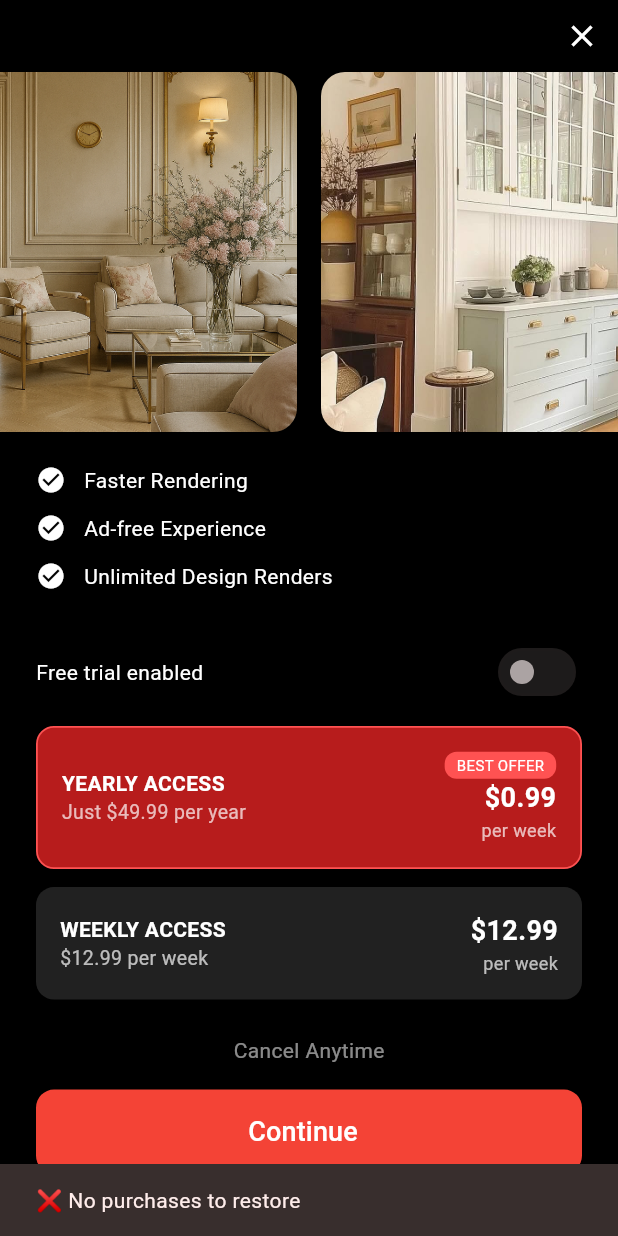
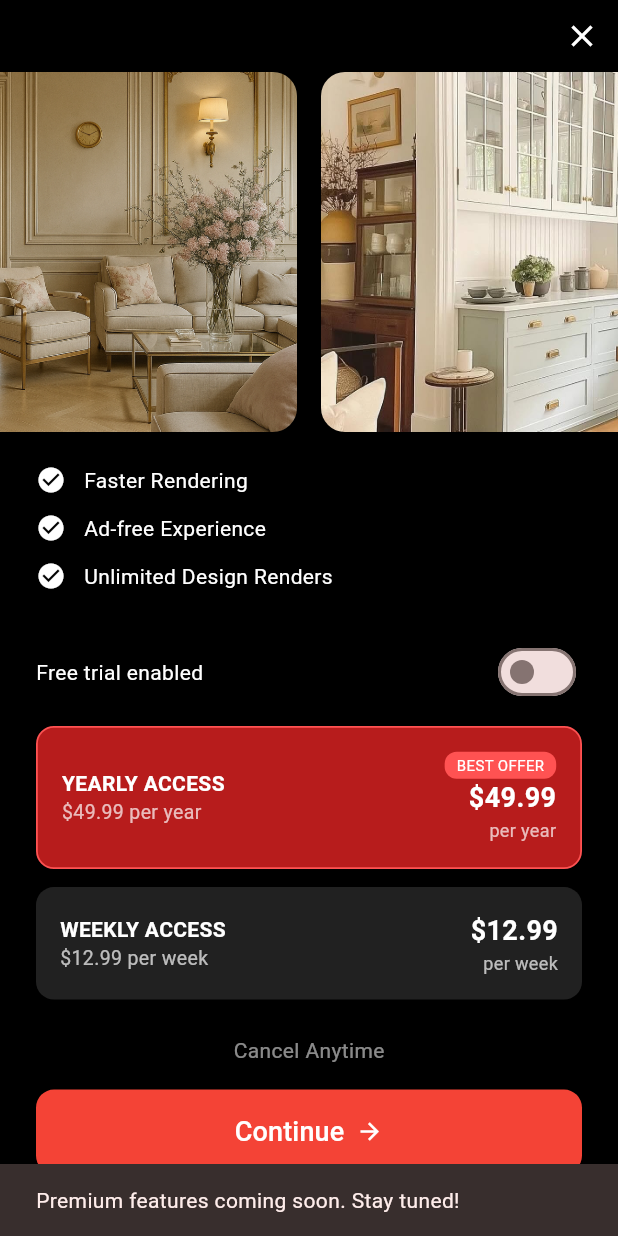
Before and after one commit to Kennnnnnyyyyyyyyy/iDesign-HomeGPT, a Flutter app: the PaywallPage screen opened by its route, after a tap on "Restore Purchases", on a phone screen of 412 x 824 dp. Run offline on Flutter 3.47's test engine with Material 3 defaults, Android fonts, the light colour scheme and no system bars; our stand-ins replace firebase_auth, firebase_core, flutter_colorpicker, flutter_dotenv, flutter_riverpod, flutter_secure_storage and 9 more; missing offline and left inert: image_painter, qonversion_flutter; accounts and stored records are empty; network calls fail.

Commit message:
Paywall made app store approval friendly

```diff
--- a/lib/features/paywall/view/paywall.dart
+++ b/lib/features/paywall/view/paywall.dart
@@ -12,6 +12,7 @@
 }
 
 class _PaywallPageState extends State<PaywallPage> {
+  List<QProduct> _availableProducts = [];
   final PageController _pageController = PageController(viewportFraction: 0.8);
   final List<String> images = [
     'assets/create/ro1.jpeg',
@@ -19,15 +20,13 @@
     'assets/create/ro3.jpeg',
   ];
 
-  static const yearlyWithTrial = 'yearly_3d_freetrial';
-  static const weeklyWithTrial = 'weekly_3d_freetrial';
-  static const weeklyWithoutTrial = 'weekly_nofreetrial';
-  static const entitlementID = 'premium_access_homegpt';
+  static const yearlyWithTrial = 'yearly_3day_trial';
+  static const weeklyWithoutTrial = 'weekly';
+  static const entitlementID = 'premium';
 
   late Timer _timer;
   int _currentPage = 0;
   bool _isTrialEnabled = true;
-  bool _isWeeklyTrialEligible = true;
   String _selectedPlan = 'yearly';
 
   @override
@@ -35,6 +34,12 @@
     super.initState();
     _checkTrialEligibility();
     _startCarousel();
+    _initializeOfferingsAndLog();
+  }
+
+  Future<void> _initializeOfferingsAndLog() async {
+    await _fetchOfferings();
+    await _debugPrintQonversionProducts();
   }
 
   void _startCarousel() {
@@ -54,18 +59,15 @@
     try {
       final qonversion = Qonversion.getSharedInstance();
       final eligibility = await qonversion.checkTrialIntroEligibility([
-        weeklyWithTrial,
+        yearlyWithTrial,
       ]);
 
-      final status = eligibility[weeklyWithTrial]?.status;
+      final status = eligibility[yearlyWithTrial]?.status;
       setState(() {
-        _isWeeklyTrialEligible = status == QEligibilityStatus.eligible;
-        if (!_isWeeklyTrialEligible) {
-          _isTrialEnabled = false; // Disable toggle state
-        }
+        _isTrialEnabled = status == QEligibilityStatus.eligible;
       });
     } catch (e) {
-      print("⚠️ Failed to check trial eligibility: $e");
+      debugPrint("⚠️ Failed to check trial eligibility: $e");
     }
   }
 
@@ -76,20 +78,56 @@
     super.dispose();
   }
 
+  Future<void> _fetchOfferings() async {
+    try {
+      final offerings = await Qonversion.getSharedInstance().offerings();
+      final mainOffering = offerings.main;
+
+      if (mainOffering != null && mainOffering.products.isNotEmpty) {
+        setState(() {
+          _availableProducts = mainOffering.products;
+        });
+
+        for (var product in mainOffering.products) {
+          print("🔹 Qonversion ID: ${product.qonversionId}");
+          print("🔹 Store ID: ${product.storeId}");
+          print("🔹 Price: ${product.prettyPrice}");
+          print("------");
+        }
+      } else {
+        print("⚠️ No products found in Main Offering.");
+      }
+    } catch (e) {
+      print("❌ Failed to fetch offerings: $e");
+    }
+  }
+
+  Future<void> _debugPrintQonversionProducts() async {
+    try {
+      final products = await Qonversion.getSharedInstance().products();
+      debugPrint("🛒 Available Qonversion products:");
+      products.forEach((key, product) {
+        debugPrint("🔑 key: $key");
+        debugPrint("↳ Qonversion ID: ${product.qonversionId}");
+        debugPrint("↳ Store ID: ${product.storeId}");
+      });
+    } catch (e) {
+      debugPrint("❌ Failed to fetch products: $e");
+    }
+  }
+
   Future<void> _handlePurchase() async {
-    String productId =
-        _selectedPlan == 'yearly'
-            ? yearlyWithTrial
-            : (_isTrialEnabled ? weeklyWithTrial : weeklyWithoutTrial);
+    final productId =
+        _selectedPlan == 'yearly' ? yearlyWithTrial : weeklyWithoutTrial;
 
     try {
-      final qonversion = Qonversion.getSharedInstance();
-      final products = await qonversion.products();
+      final products = await Qonversion.getSharedInstance().products();
       final product = products[productId];
       if (product == null) throw Exception("Product not found: $productId");
 
-      final purchaseModel = QPurchaseModel(product.qonversionId);
-      final entitlements = await qonversion.purchase(purchaseModel);
+      final entitlements = await Qonversion.getSharedInstance().purchase(
+        QPurchaseModel(product.qonversionId),
+      );
       final entitlement = entitlements[entitlementID];
 
       if (entitlement?.isActive ?? false) {
@@ -103,17 +141,16 @@
         );
       }
     } catch (e) {
-      print("❌ Purchase failed: $e");
-      ScaffoldMessenger.of(
-        context,
-      ).showSnackBar(SnackBar(content: Text('❌ Purchase failed: $e')));
+      debugPrint("❌ Purchase failed: $e");
+      ScaffoldMessenger.of(context).showSnackBar(
+        SnackBar(content: Text('Premium features coming soon. Stay tuned!')),
+      );
     }
   }
 
   Future<void> _handleRestore() async {
     try {
-      final qonversion = Qonversion.getSharedInstance();
-      final entitlements = await qonversion.restore();
+      final entitlements = await Qonversion.getSharedInstance().restore();
       final entitlement = entitlements[entitlementID];
 
       if (entitlement?.isActive ?? false) {
@@ -123,11 +160,13 @@
         context.goNamed(RouterConstants.home);
       } else {
         ScaffoldMessenger.of(context).showSnackBar(
-          const SnackBar(content: Text('❌ No purchases to restore')),
+          const SnackBar(
+            content: Text('Premium features coming soon. Stay tuned!'),
+          ),
         );
       }
     } catch (e) {
-      print("❌ Restore failed: $e");
+      debugPrint("❌ Restore failed: $e");
       ScaffoldMessenger.of(
         context,
       ).showSnackBar(SnackBar(content: Text('❌ Restore failed: $e')));
@@ -135,8 +174,7 @@
   }
 
   @override
-  Widget build(BuildContext context) {
-    return Scaffold(
+  Widget build(BuildContext context) => Scaffold(
     backgroundColor: Colors.black,
     body: SafeArea(
       child: SingleChildScrollView(
@@ -149,7 +187,7 @@
               const SizedBox(height: 16),
               _buildFeatures(),
               const SizedBox(height: 24),
-                _buildFreeTrialToggle(), // ✅ Always show toggle now
+              if (_selectedPlan == 'yearly') _buildFreeTrialToggle(),
               const SizedBox(height: 12),
               _buildPlanSelection(),
               const SizedBox(height: 24),
@@ -172,10 +210,8 @@
       ),
     ),
   );
-  }
 
-  Widget _buildTopBar() {
-    return Row(
+  Widget _buildTopBar() => Row(
     mainAxisAlignment: MainAxisAlignment.spaceBetween,
     children: [
       const SizedBox(width: 50),
@@ -186,29 +222,24 @@
       ),
     ],
   );
-  }
 
-  Widget _buildCarousel() {
-    return SizedBox(
+  Widget _buildCarousel() => SizedBox(
     height: 240,
     child: PageView.builder(
       controller: _pageController,
       itemCount: images.length,
-        itemBuilder: (context, index) {
-          return Padding(
+      itemBuilder:
+          (context, index) => Padding(
             padding: const EdgeInsets.symmetric(horizontal: 8),
             child: ClipRRect(
               borderRadius: BorderRadius.circular(16),
               child: Image.asset(images[index], fit: BoxFit.cover),
             ),
-          );
-        },
+          ),
     ),
   );
-  }
 
-  Widget _buildFeatures() {
-    return Padding(
+  Widget _buildFeatures() => Padding(
     padding: const EdgeInsets.symmetric(horizontal: 24),
     child: Column(
       children: const [
@@ -218,41 +249,32 @@
       ],
     ),
   );
-  }
 
-  Widget _buildFreeTrialToggle() {
-    return Padding(
+  Widget _buildFreeTrialToggle() => Padding(
     padding: const EdgeInsets.symmetric(horizontal: 24),
     child: Row(
       mainAxisAlignment: MainAxisAlignment.spaceBetween,
       children: [
-          const Text(
-            "Free trial enabled",
-            style: TextStyle(color: Colors.white),
-          ),
+        const Text("Free trial enabled", style: TextStyle(color: Colors.white)),
         Switch(
           value: _isTrialEnabled,
-            onChanged:
-                _isWeeklyTrialEligible
-                    ? (value) => setState(() => _isTrialEnabled = value)
-                    : null,
+          onChanged: (value) => setState(() => _isTrialEnabled = value),
           activeColor: Colors.red,
         ),
       ],
     ),
   );
-  }
 
-  Widget _buildPlanSelection() {
-    return Column(
+  Widget _buildPlanSelection() => Column(
     children: [
       GestureDetector(
         onTap: () => setState(() => _selectedPlan = 'yearly'),
         child: _PlanCard(
-            title: "YEARLY ACCESS",
-            subtitle: "Just \$49.99 per year",
-            price: "\$0.99",
-            extraText: "per week",
+          title: _isTrialEnabled ? "3-DAYS FREE TRIAL" : "YEARLY ACCESS",
+          subtitle:
+              _isTrialEnabled ? "then \$49.99 per year" : "\$49.99 per year",
+          price: _isTrialEnabled ? "\$0.00" : "\$49.99",
+          extraText: _isTrialEnabled ? "Trial – then yearly" : "per year",
           highlight: _selectedPlan == 'yearly',
           bestOffer: true,
         ),
@@ -261,9 +283,8 @@
       GestureDetector(
         onTap: () => setState(() => _selectedPlan = 'weekly'),
         child: _PlanCard(
-            title: _isTrialEnabled ? "3-DAYS FREE TRIAL" : "WEEKLY ACCESS",
-            subtitle:
-                _isTrialEnabled ? "then \$12.99 per week" : "\$12.99 per week",
+          title: "WEEKLY ACCESS",
+          subtitle: "\$12.99 per week",
           price: "\$12.99",
           extraText: "per week",
           highlight: _selectedPlan == 'weekly',
@@ -272,48 +293,39 @@
       ),
     ],
   );
-  }
 
-  Widget _buildContinueButton() {
-    return Padding(
+  Widget _buildContinueButton() => Padding(
     padding: const EdgeInsets.symmetric(horizontal: 24),
     child: ElevatedButton(
       style: ElevatedButton.styleFrom(
         backgroundColor: Colors.red,
         minimumSize: const Size(double.infinity, 56),
-          shape: RoundedRectangleBorder(
-            borderRadius: BorderRadius.circular(12),
-          ),
+        shape: RoundedRectangleBorder(borderRadius: BorderRadius.circular(12)),
       ),
       onPressed: _handlePurchase,
       child: Row(
         mainAxisAlignment: MainAxisAlignment.center,
         children: [
           Text(
-              _isTrialEnabled && _selectedPlan == 'weekly'
+            _isTrialEnabled && _selectedPlan == 'yearly'
                 ? "Try for Free"
                 : "Continue",
             style: const TextStyle(fontSize: 18, color: Colors.white),
           ),
           const SizedBox(width: 8),
-            if (_isTrialEnabled && _selectedPlan == 'weekly')
           const Icon(Icons.arrow_forward, color: Colors.white),
         ],
       ),
     ),
   );
-  }
 
-  Widget _buildRestoreButton() {
-    return Padding(
+  Widget _buildRestoreButton() => Padding(
     padding: const EdgeInsets.symmetric(horizontal: 24),
     child: ElevatedButton(
       style: ElevatedButton.styleFrom(
         backgroundColor: Colors.grey.shade800,
         minimumSize: const Size(double.infinity, 56),
-          shape: RoundedRectangleBorder(
-            borderRadius: BorderRadius.circular(12),
-          ),
+        shape: RoundedRectangleBorder(borderRadius: BorderRadius.circular(12)),
       ),
       onPressed: _handleRestore,
       child: const Text(
@@ -323,15 +335,13 @@
     ),
   );
 }
-}
 
-// ✅ Feature Item Widget
 class _FeatureItem extends StatelessWidget {
   final String text;
   const _FeatureItem(this.text);
+
   @override
-  Widget build(BuildContext context) {
-    return Padding(
+  Widget build(BuildContext context) => Padding(
     padding: const EdgeInsets.symmetric(vertical: 6),
     child: Row(
       children: [
@@ -342,9 +352,7 @@
     ),
   );
 }
-}
 
-// ✅ Plan Card Widget
 class _PlanCard extends StatelessWidget {
   final String title, price, extraText;
   final String? subtitle;
@@ -360,8 +368,7 @@
   });
 
   @override
-  Widget build(BuildContext context) {
-    return Container(
+  Widget build(BuildContext context) => Container(
     margin: const EdgeInsets.symmetric(horizontal: 24),
     padding: const EdgeInsets.all(16),
     decoration: BoxDecoration(
@@ -396,10 +403,7 @@
           children: [
             if (bestOffer)
               Container(
-                  padding: const EdgeInsets.symmetric(
-                    horizontal: 8,
-                    vertical: 2,
-                  ),
+                padding: const EdgeInsets.symmetric(horizontal: 8, vertical: 2),
                 decoration: BoxDecoration(
                   color: Colors.redAccent,
                   borderRadius: BorderRadius.circular(8),
@@ -427,4 +431,3 @@
     ),
   );
 }
-}
--- a/lib/main.dart
+++ b/lib/main.dart
@@ -15,11 +15,12 @@
             'kDuejpRZMwJPkDZcr8t3k6sahysiYbNq',
             QLaunchMode.subscriptionManagement,
           )
-          .setEnvironment(QEnvironment.sandbox) // For testing only
+          .setEnvironment(QEnvironment.production) // For testing only
           .build();
   Qonversion.initialize(config);
+
   await dotenv.load();
-  await Firebase.initializeApp(options: DefaultFirebaseOptions.currentPlatform);
+  // await Firebase.initializeApp(options: DefaultFirebaseOptions.currentPlatform);
   await Supabase.initialize(
     url: dotenv.env['SUPABASE_URL']!,
     anonKey: dotenv.env['SUPABASE_ANON_KEY']!,
```
Lines whose indentation alone changed are shown as unchanged.
